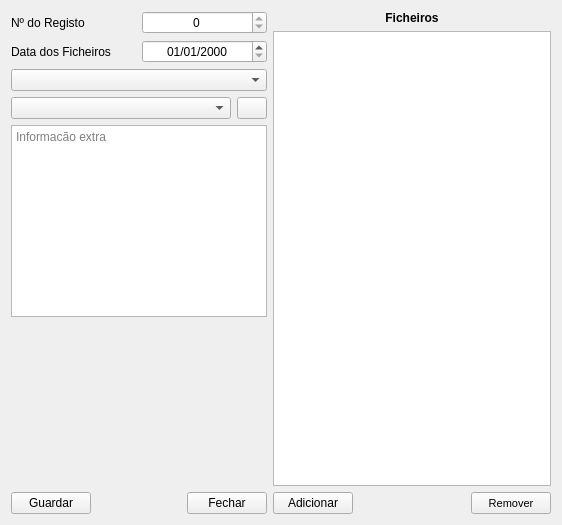
Before: the Qt Designer form UI/ui_Documento.ui in InUrSys/FileMx, drawn with Qt 5.
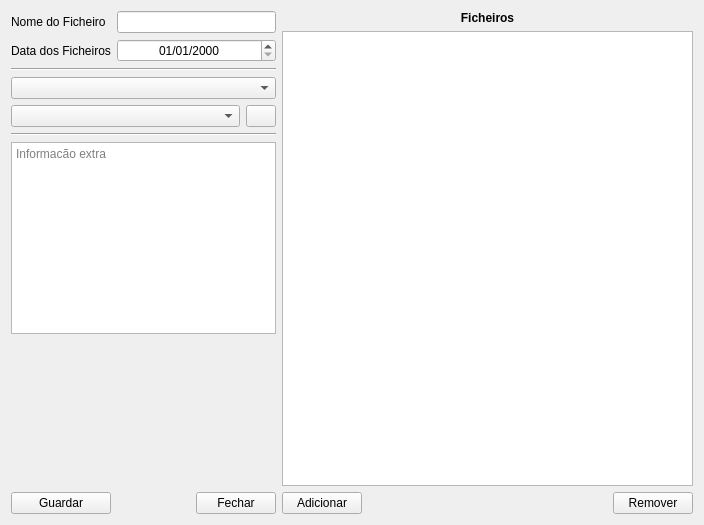
After: the same form once the commit is applied. Icons and pictures are not drawn.

```diff
--- a/UI/ui_Documento.ui
+++ b/UI/ui_Documento.ui
@@ -6,7 +6,7 @@
    <rect>
     <x>0</x>
     <y>0</y>
-    <width>562</width>
+    <width>704</width>
     <height>525</height>
    </rect>
   </property>
@@ -16,111 +16,21 @@
   <layout class="QGridLayout" name="gridLayout_3">
    <item row="0" column="0">
     <layout class="QGridLayout" name="gridLayout_2">
-     <item row="1" column="2" colspan="2">
-      <widget class="QDateEdit" name="DEData">
-       <property name="alignment">
-        <set>Qt::AlignCenter</set>
-       </property>
-       <property name="displayFormat">
-        <string>dd/MM/yyyy</string>
-       </property>
-      </widget>
-     </item>
-     <item row="1" column="0" colspan="2">
-      <widget class="QLabel" name="label_3">
-       <property name="text">
-        <string>Data dos Ficheiros</string>
-       </property>
-      </widget>
-     </item>
-     <item row="3" column="0" colspan="4">
-      <layout class="QHBoxLayout" name="horizontalLayout">
-       <item>
-        <widget class="QComboBox" name="CBType"/>
-       </item>
-       <item>
-        <widget class="QPushButton" name="settingsButton">
-         <property name="maximumSize">
-          <size>
-           <width>30</width>
-           <height>16777215</height>
-          </size>
-         </property>
-         <property name="text">
-          <string/>
-         </property>
-         <property name="icon">
-          <iconset>
-           <normaloff>../../File_Mx/res/settings.png</normaloff>../../File_Mx/res/settings.png</iconset>
-         </property>
-         <property name="flat">
-          <bool>false</bool>
-         </property>
-        </widget>
-       </item>
-      </layout>
-     </item>
-     <item row="0" column="0" colspan="2">
-      <widget class="QLabel" name="label_4">
-       <property name="text">
-        <string>Nº do Registo</string>
-       </property>
-      </widget>
-     </item>
-     <item row="0" column="2" colspan="2">
-      <widget class="QSpinBox" name="SBCod">
-       <property name="alignment">
-        <set>Qt::AlignCenter</set>
-       </property>
-       <property name="readOnly">
-        <bool>true</bool>
-       </property>
-       <property name="maximum">
-        <number>1000</number>
-       </property>
-      </widget>
-     </item>
-     <item row="7" column="3">
-      <widget class="QPushButton" name="PBClose">
-       <property name="text">
-        <string>Fechar</string>
-       </property>
-      </widget>
-     </item>
-     <item row="6" column="1">
-      <spacer name="verticalSpacer">
-       <property name="orientation">
-        <enum>Qt::Vertical</enum>
-       </property>
-       <property name="sizeHint" stdset="0">
-        <size>
-         <width>20</width>
-         <height>40</height>
-        </size>
-       </property>
-      </spacer>
-     </item>
-     <item row="7" column="1" colspan="2">
-      <spacer name="horizontalSpacer_2">
+     <item row="3" column="0" rowspan="2" colspan="4">
+      <widget class="Line" name="line_2">
        <property name="orientation">
         <enum>Qt::Horizontal</enum>
        </property>
-       <property name="sizeHint" stdset="0">
-        <size>
-         <width>73</width>
-         <height>17</height>
-        </size>
-       </property>
-      </spacer>
+      </widget>
      </item>
-     <item row="7" column="0">
-      <widget class="QPushButton" name="PBSave">
-       <property name="text">
-        <string>Guardar</string>
+     <item row="9" column="0" rowspan="2" colspan="4">
+      <widget class="QPlainTextEdit" name="PTEInfo">
+       <property name="placeholderText">
+        <string>Informacão extra</string>
        </property>
       </widget>
      </item>
-     <item row="0" column="4" rowspan="8">
+     <item row="0" column="4" rowspan="13">
       <layout class="QGridLayout" name="gridLayout">
        <item row="0" column="0" colspan="3">
         <widget class="QLabel" name="label">
@@ -173,7 +83,6 @@
          </property>
          <property name="font">
           <font>
-           <pointsize>8</pointsize>
            <weight>50</weight>
            <bold>false</bold>
           </font>
@@ -213,16 +122,110 @@
        </item>
       </layout>
      </item>
-     <item row="2" column="0" colspan="4">
-      <widget class="QComboBox" name="CBToStore"/>
+     <item row="12" column="0">
+      <widget class="QPushButton" name="PBSave">
+       <property name="text">
+        <string>Guardar</string>
+       </property>
+      </widget>
      </item>
-     <item row="4" column="0" rowspan="2" colspan="4">
-      <widget class="QPlainTextEdit" name="PTEInfo">
-       <property name="placeholderText">
-        <string>Informacão extra</string>
+     <item row="11" column="1">
+      <spacer name="verticalSpacer">
+       <property name="orientation">
+        <enum>Qt::Vertical</enum>
        </property>
+       <property name="sizeHint" stdset="0">
+        <size>
+         <width>20</width>
+         <height>40</height>
+        </size>
+       </property>
+      </spacer>
+     </item>
+     <item row="12" column="1" colspan="2">
+      <spacer name="horizontalSpacer_2">
+       <property name="orientation">
+        <enum>Qt::Horizontal</enum>
+       </property>
+       <property name="sizeHint" stdset="0">
+        <size>
+         <width>73</width>
+         <height>17</height>
+        </size>
+       </property>
+      </spacer>
+     </item>
+     <item row="8" column="0" colspan="4">
+      <widget class="Line" name="line_3">
+       <property name="orientation">
+        <enum>Qt::Horizontal</enum>
+       </property>
       </widget>
      </item>
+     <item row="2" column="1" colspan="3">
+      <widget class="QDateEdit" name="DEData">
+       <property name="alignment">
+        <set>Qt::AlignCenter</set>
+       </property>
+       <property name="displayFormat">
+        <string>dd/MM/yyyy</string>
+       </property>
+      </widget>
+     </item>
+     <item row="12" column="3">
+      <widget class="QPushButton" name="PBClose">
+       <property name="text">
+        <string>Fechar</string>
+       </property>
+      </widget>
+     </item>
+     <item row="0" column="1" rowspan="2" colspan="3">
+      <widget class="QLineEdit" name="leNome"/>
+     </item>
+     <item row="2" column="0">
+      <widget class="QLabel" name="label_3">
+       <property name="text">
+        <string>Data dos Ficheiros</string>
+       </property>
+      </widget>
+     </item>
+     <item row="0" column="0" rowspan="2">
+      <widget class="QLabel" name="label_5">
+       <property name="text">
+        <string>Nome do Ficheiro</string>
+       </property>
+      </widget>
+     </item>
+     <item row="5" column="0" rowspan="3" colspan="4">
+      <layout class="QGridLayout" name="gridLayout_4">
+       <item row="1" column="0">
+        <widget class="QComboBox" name="CBType"/>
+       </item>
+       <item row="1" column="1">
+        <widget class="QPushButton" name="settingsButton">
+         <property name="maximumSize">
+          <size>
+           <width>30</width>
+           <height>16777215</height>
+          </size>
+         </property>
+         <property name="text">
+          <string/>
+         </property>
+         <property name="icon">
+          <iconset>
+           <normaloff>../../File_Mx/res/settings.png</normaloff>../../File_Mx/res/settings.png</iconset>
+         </property>
+         <property name="flat">
+          <bool>false</bool>
+         </property>
+        </widget>
+       </item>
+       <item row="0" column="0" colspan="2">
+        <widget class="QComboBox" name="CBToStore"/>
+       </item>
+      </layout>
+     </item>
     </layout>
    </item>
   </layout>
```
